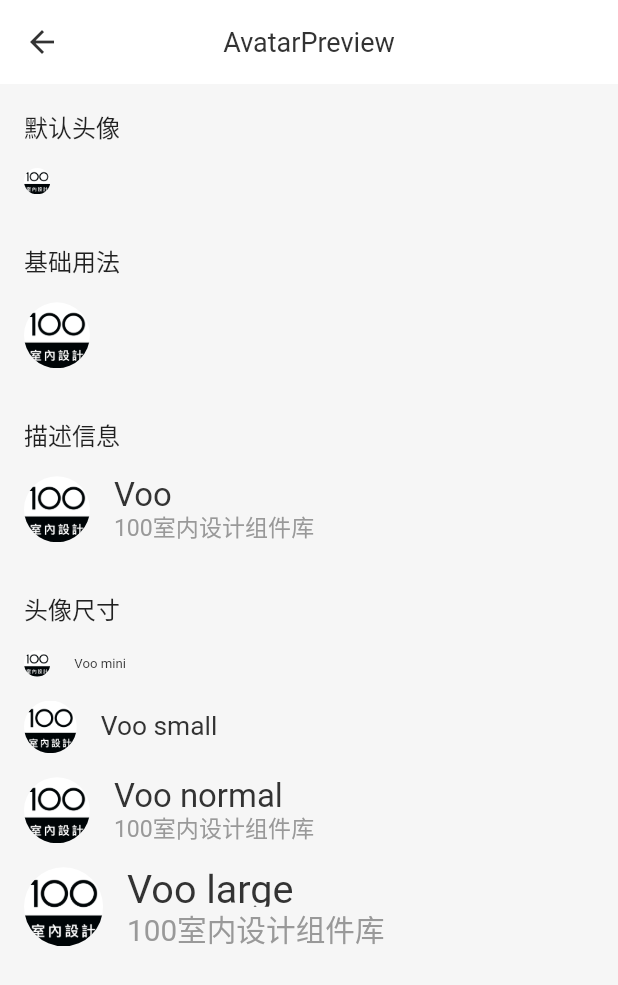
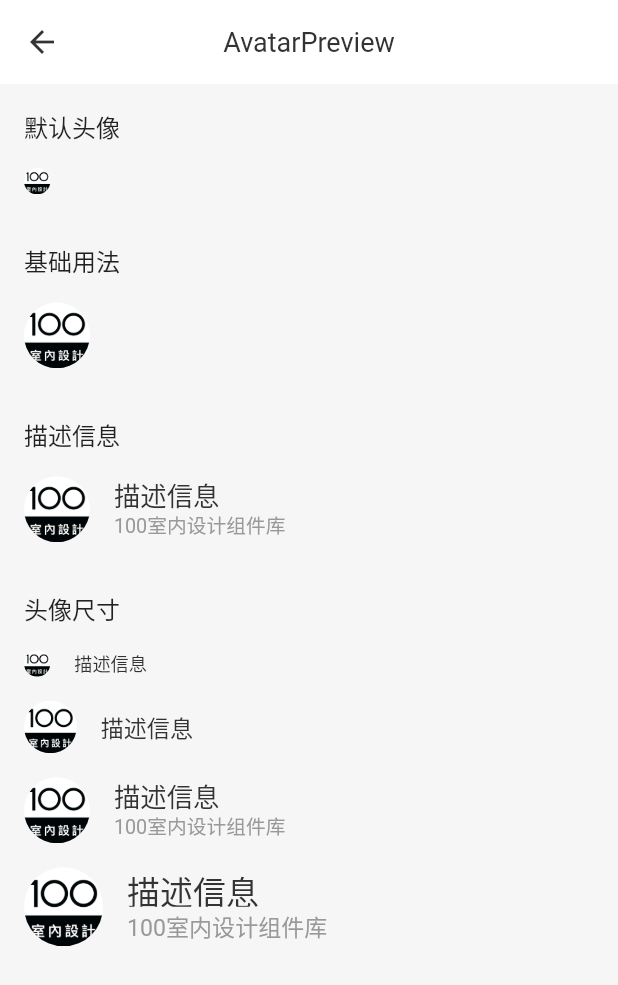
Before and after one commit to hello-coder-xu/voo, a Flutter app: the AvatarPage screen opened by its route, on a phone screen of 412 x 824 dp. Shown: the top 985 px of the screen. Run offline on Flutter 3.47's test engine with Material 2 defaults, Android fonts, the phone set to English and light mode, and no system bars; our stand-ins replace flutter_screenutil.

Commit message:
适配调整 - avatar

```diff
--- a/example/lib/page/avatar/index.dart
+++ b/example/lib/page/avatar/index.dart
@@ -36,7 +36,7 @@ class AvatarPage extends StatelessWidget {
       child: VooAvatar(
         icon: Image.asset('assets/icon/100.png'),
         theme: VooAvatarTheme.normal,
-        title: 'Voo',
+        title: '描述信息',
         subTitle: '100室内设计组件库',
       ),
     ));
@@ -49,7 +49,7 @@ class AvatarPage extends StatelessWidget {
       child: VooAvatar(
         icon: Image.asset('assets/icon/100.png'),
         theme: VooAvatarTheme.mini,
-        title: 'Voo mini',
+        title: '描述信息',
       ),
     ));
 
@@ -60,7 +60,7 @@ class AvatarPage extends StatelessWidget {
       child: VooAvatar(
         icon: Image.asset('assets/icon/100.png'),
         theme: VooAvatarTheme.small,
-        title: 'Voo small',
+        title: '描述信息',
       ),
     ));
 
@@ -70,7 +70,7 @@ class AvatarPage extends StatelessWidget {
       child: VooAvatar(
         icon: Image.asset('assets/icon/100.png'),
         theme: VooAvatarTheme.normal,
-        title: 'Voo normal',
+        title: '描述信息',
         subTitle: '100室内设计组件库',
       ),
     ));
@@ -81,7 +81,7 @@ class AvatarPage extends StatelessWidget {
       child: VooAvatar(
         icon: Image.asset('assets/icon/100.png'),
         theme: VooAvatarTheme.large,
-        title: 'Voo large',
+        title: '描述信息',
         subTitle: '100室内设计组件库',
       ),
     ));
--- a/lib/avatar/index.dart
+++ b/lib/avatar/index.dart
@@ -109,23 +109,37 @@ class VooAvatar extends StatelessWidget {
     double size = ScreenUtil().setSp(40);
     switch (theme) {
       case VooAvatarTheme.mini:
-        size = ScreenUtil().setSp(16);
+        size = ScreenUtil().setSp(22);
         break;
       case VooAvatarTheme.small:
+        size = ScreenUtil().setSp(28);
+        break;
+      case VooAvatarTheme.normal:
         size = ScreenUtil().setSp(32);
         break;
-      case VooAvatarTheme.normal:
+      case VooAvatarTheme.large:
         size = ScreenUtil().setSp(40);
-        break;
-      case VooAvatarTheme.large:
-        size = ScreenUtil().setSp(48);
         break;
     }
     return size;
   }
 
   double getSubTitleFontSize() {
-    double size = getFontSize();
-    return size - ScreenUtil().setSp(12);
+    double size = ScreenUtil().setSp(32);
+    switch (theme) {
+      case VooAvatarTheme.mini:
+        size = ScreenUtil().setSp(14);
+        break;
+      case VooAvatarTheme.small:
+        size = ScreenUtil().setSp(20);
+        break;
+      case VooAvatarTheme.normal:
+        size = ScreenUtil().setSp(24);
+        break;
+      case VooAvatarTheme.large:
+        size = ScreenUtil().setSp(28);
+        break;
+    }
+    return size;
   }
 }
```
